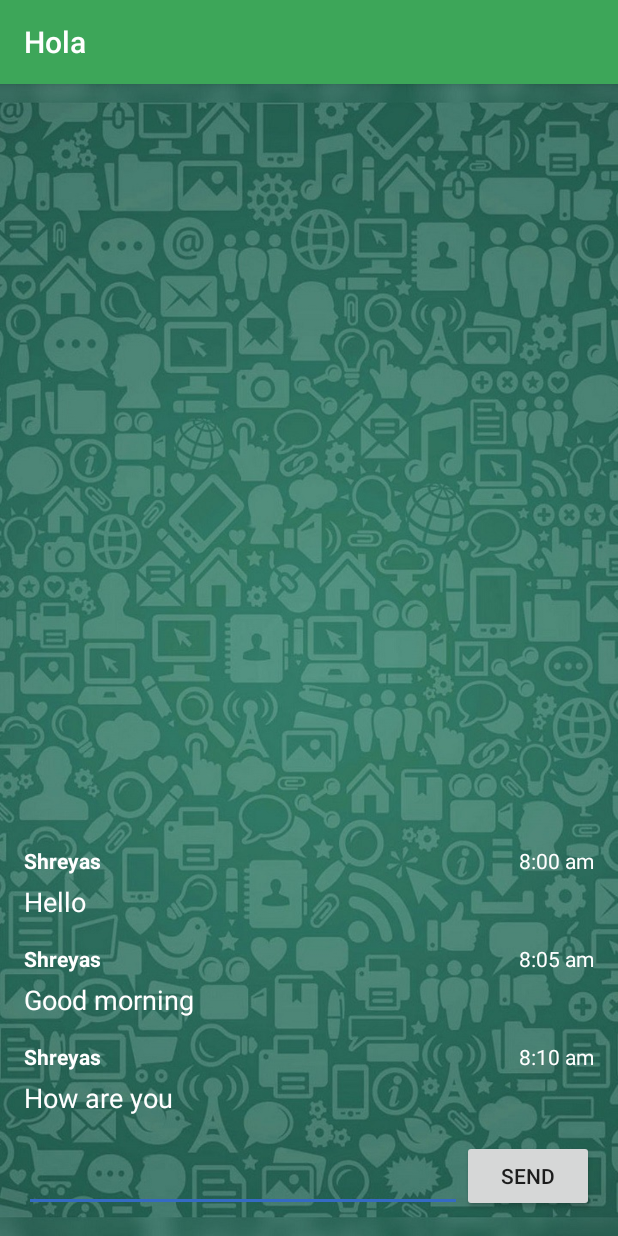
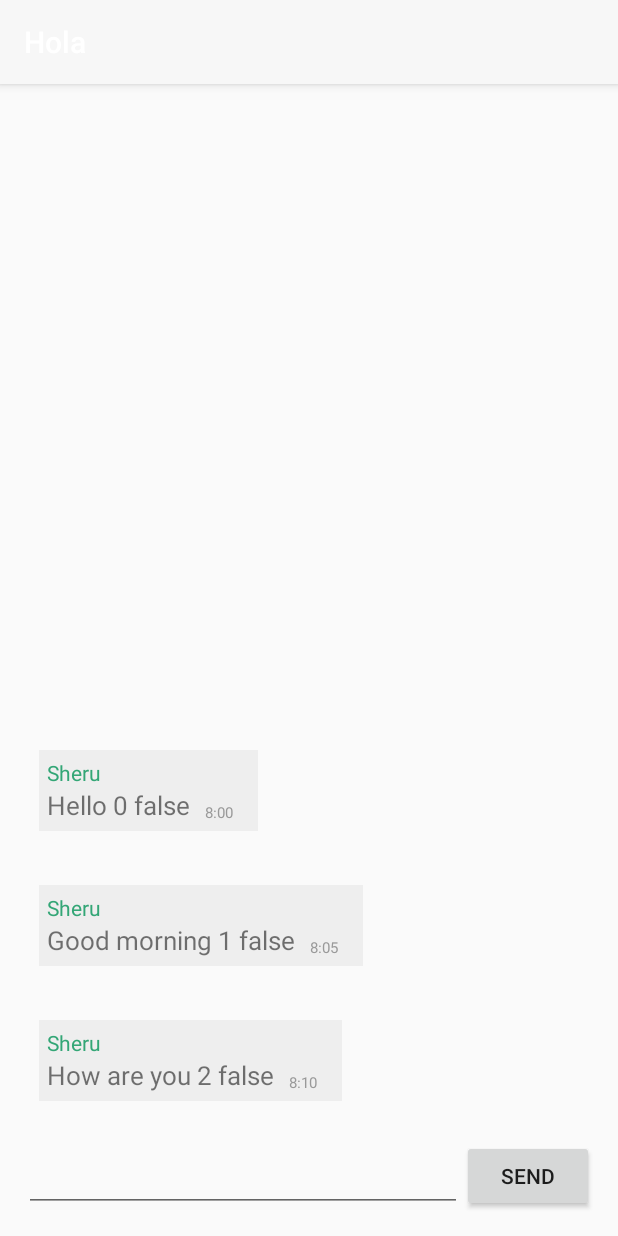
Before and after one commit to ShreyasDobhal/Hola, an Android app: the screen it shows after launch (MessagingPageActivity), after a tap on "Sheru", on a phone screen of 412 x 824 dp. Run offline under Robolectric (Android 15) with nearby library versions, the phone set to English and light mode, and no system bars.

Commit message:
Basic Chatting interface implemented

```diff
--- a/app/src/main/AndroidManifest.xml
+++ b/app/src/main/AndroidManifest.xml
@@ -8,7 +8,9 @@
         android:label="@string/app_name"
         android:roundIcon="@mipmap/ic_launcher_round"
         android:supportsRtl="true"
+        android:titleTextColor="@color/colorTitle"
         android:theme="@style/AppTheme">
+
         <activity android:name=".MainActivity">
             <intent-filter>
                 <action android:name="android.intent.action.MAIN" />
--- a/app/src/main/java/com/example/shreyas/hola/ChatMessageAdapter.java
+++ b/app/src/main/java/com/example/shreyas/hola/ChatMessageAdapter.java
@@ -1,17 +1,23 @@
 package com.example.shreyas.hola;
 
 import android.content.Context;
+import android.util.Log;
+import android.view.Gravity;
 import android.view.LayoutInflater;
 import android.view.View;
 import android.view.ViewGroup;
 import android.widget.ArrayAdapter;
+import android.widget.LinearLayout;
+import android.widget.RelativeLayout;
 import android.widget.TextView;
+import android.widget.Toast;
 
 import org.w3c.dom.Text;
 
 import java.util.ArrayList;
 
 public class ChatMessageAdapter extends ArrayAdapter<ChatMessage> {
+
 
     public ChatMessageAdapter(Context context, ArrayList<ChatMessage> chatMessages) {
         super(context,0,chatMessages);
@@ -22,16 +28,23 @@ public class ChatMessageAdapter extends ArrayAdapter<ChatMessage> {
         View listItemView = convertView;
 
         if(listItemView == null) {
-            listItemView = LayoutInflater.from(getContext()).inflate(
-                    R.layout.message_listitem, parent, false);
+            listItemView = LayoutInflater.from(getContext()).inflate(R.layout.message_listitem, parent, false);
+        }
+
+        RelativeLayout msgBlock = (RelativeLayout) listItemView.findViewById(R.id.message_component);
+        if (getItem(position).getIsMessageSent()) {
+            msgBlock.setGravity(Gravity.RIGHT | Gravity.END);
+        }else{
+            msgBlock.setGravity(Gravity.LEFT | Gravity.START);
         }
         ChatMessage chatMessage = getItem(position);
         TextView msgTxt = (TextView) listItemView.findViewById(R.id.message_text);
-        msgTxt.setText(chatMessage.getMessageText());
+        msgTxt.setText(chatMessage.getMessageText()+" "+position+" "+getItem(position).getIsMessageSent());
         TextView userTxt = (TextView) listItemView.findViewById(R.id.message_user);
         userTxt.setText(chatMessage.getMessageUser());
         TextView timeTxt = (TextView) listItemView.findViewById(R.id.message_time);
         timeTxt.setText(chatMessage.getMessageTime());
+
 //        ImageView img = (ImageView)listItemView.findViewById(R.id.image);
 //        img.setImageResource(contact.getDisplayImgPath());
 
--- a/app/src/main/java/com/example/shreyas/hola/ContactDisplay.java
+++ b/app/src/main/java/com/example/shreyas/hola/ContactDisplay.java
@@ -1,6 +1,8 @@
 package com.example.shreyas.hola;
 
-public class ContactDisplay {
+import java.io.Serializable;
+
+public class ContactDisplay implements Serializable {
     private String name;
     private int displayImgPath;
     public ContactDisplay(String name) {
--- a/app/src/main/java/com/example/shreyas/hola/MainActivity.java
+++ b/app/src/main/java/com/example/shreyas/hola/MainActivity.java
@@ -29,15 +29,11 @@ public class MainActivity extends AppCompatActivity {
         ListView listView = (ListView) findViewById(R.id.list);
         listView.setAdapter(itemsAdapter);
 
-//        Toast.makeText(getApplicationContext(),"Welcome",Toast.LENGTH_SHORT);
-
         listView.setOnItemClickListener(new AdapterView.OnItemClickListener() {
             @Override
             public void onItemClick(AdapterView<?> adapterView, View view, int i, long l) {
-//                Toast.makeText(getApplicationContext(),contacts.get(i).getName(),Toast.LENGTH_SHORT);
-//                Log.e("ERROR","Toast didn't appear for "+contacts.get(i).getName());
-//                Toast.makeText(getApplicationContext(),"Hello "+contacts.get(i).getName(),Toast.LENGTH_SHORT).show();
                 Intent intent = new Intent(MainActivity.this,MessagingPageActivity.class);
+                intent.putExtra("ContactDisplay",contacts.get(i));
                 MainActivity.this.startActivity(intent);
             }
         });
--- a/app/src/main/java/com/example/shreyas/hola/MessagingPageActivity.java
+++ b/app/src/main/java/com/example/shreyas/hola/MessagingPageActivity.java
@@ -2,37 +2,54 @@ package com.example.shreyas.hola;
 
 import android.support.v7.app.AppCompatActivity;
 import android.os.Bundle;
+import android.view.View;
+import android.widget.Button;
+import android.widget.EditText;
 import android.widget.ListView;
 import android.widget.RelativeLayout;
 import android.widget.Toast;
 
 import java.util.ArrayList;
-//import android.support.design.widget.FloatingActionButton;
 
 public class MessagingPageActivity extends AppCompatActivity {
 
     private static int SIGN_IN_REQUEST_CODE=1;
-//    private FirebaseListAdapter<ChatMessage> adapter;
+    private ContactDisplay otherUser;
     RelativeLayout activity_main;
-//    FloatingActionButton fab;
 
     @Override
     protected void onCreate(Bundle savedInstanceState) {
         super.onCreate(savedInstanceState);
         setContentView(R.layout.message_page);
 
-        String otherContact = "Shreyas";
+        otherUser = (ContactDisplay) getIntent().getSerializableExtra("ContactDisplay");
+
+        String otherContact = otherUser.getName();
         String messages[] = {"Hello","Good morning","How are you"};
-        String time[] = {"8:00 am","8:05 am","8:10 am"};
+        String time[] = {"8:00","8:05","8:10"};
         final ArrayList<ChatMessage> chatMessages = new ArrayList<>();
         for (int i=0;i<messages.length;i++) {
             chatMessages.add(new ChatMessage(messages[i],otherContact,time[i]));
         }
 
-        ChatMessageAdapter itemsAdapter = new ChatMessageAdapter(this, chatMessages);
-        ListView listView = (ListView) findViewById(R.id.list_of_message);
+        final ChatMessageAdapter itemsAdapter = new ChatMessageAdapter(this, chatMessages);
+        final ListView listView = (ListView) findViewById(R.id.list_of_message);
         listView.setAdapter(itemsAdapter);
 
-        Toast.makeText(getApplicationContext(),"Messaging Page",Toast.LENGTH_SHORT).show();
+        final EditText txtInput = (EditText) findViewById(R.id.inputtxt);
+        Button sendBtn = (Button) findViewById(R.id.sendbtn);
+
+        sendBtn.setOnClickListener(new View.OnClickListener() {
+            @Override
+            public void onClick(View view) {
+                String msg = txtInput.getText().toString();
+                if (msg.length()>0) {
+                    msg = msg.trim();
+                    chatMessages.add(new ChatMessage(msg,"You",timeStamp.getTime(),true));
+                    itemsAdapter.notifyDataSetChanged();
+                    txtInput.setText("");
+                }
+            }
+        });
     }
 }
--- a/app/src/main/res/layout/activity_main.xml
+++ b/app/src/main/res/layout/activity_main.xml
@@ -5,5 +5,4 @@
     android:orientation="vertical"
     android:layout_width="match_parent"
     android:layout_height="match_parent"
-    android:background="@drawable/wallpaper"
     tools:context="com.example.shreyas.hola.MainActivity"/>
--- a/app/src/main/res/layout/contactname_listitem.xml
+++ b/app/src/main/res/layout/contactname_listitem.xml
@@ -23,9 +23,8 @@
             android:text="Contact Name"
             android:id="@+id/contactName_textview"
             android:textSize="20sp"
-            android:textColor="@android:color/white"
-            android:padding="15dp"
-            />
+            android:textColor="@color/colorText"
+            android:padding="15dp"/>
 
     </LinearLayout>
 
--- a/app/src/main/res/layout/message_listitem.xml
+++ b/app/src/main/res/layout/message_listitem.xml
@@ -2,35 +2,53 @@
 <RelativeLayout xmlns:android="http://schemas.android.com/apk/res/android"
     android:layout_width="match_parent"
     android:layout_height="match_parent"
+    android:id="@+id/message_component"
     android:stackFromBottom="true">
-    <TextView
-        android:layout_alignParentTop="true"
-        android:layout_alignParentStart="true"
-        android:id="@+id/message_user"
-        android:textStyle="normal|bold"
+
+    <LinearLayout
         android:layout_width="wrap_content"
         android:layout_height="wrap_content"
-        android:textColor="@android:color/white"
-        android:text="Unknown"/>
+        android:orientation="vertical"
+        android:id="@+id/message_block"
+        android:layout_alignParentTop="true"
+        android:layout_marginTop="10dp"
+        android:layout_marginBottom="10dp"
+        android:layout_marginRight="10dp"
+        android:layout_marginLeft="10dp"
+        android:background="@color/colorMessageBackground"
+        android:padding="5dp">
 
         <TextView
-        android:layout_alignParentBottom="@+id/message_user"
-        android:layout_alignParentEnd="true"
-        android:id="@+id/message_time"
             android:layout_width="wrap_content"
             android:layout_height="wrap_content"
-        android:textColor="@android:color/white"
-        android:text="8:00 am"/>
+            android:id="@+id/message_user"
+            android:text="You"
+            android:layout_marginRight="4dp"
+            android:textColor="@color/colorNameText"/>
 
+        <LinearLayout
+            android:orientation="horizontal"
+            android:layout_width="wrap_content"
+            android:layout_height="wrap_content">
             <TextView
-        android:layout_alignParentStart="true"
-        android:layout_marginTop="5dp"
-        android:layout_below="@+id/message_user"
-        android:textAppearance="@style/TextAppearance.AppCompat.Body1"
-        android:textSize="18sp"
-        android:id="@+id/message_text"
                 android:layout_width="wrap_content"
                 android:layout_height="wrap_content"
-        android:textColor="@android:color/white"
-        android:text="Sample Message"/>
+                android:text="Hello"
+                android:textSize="17sp"
+                android:id="@+id/message_text"
+                android:layout_marginRight="40dp"/>
+            <TextView
+                android:layout_width="wrap_content"
+                android:layout_height="wrap_content"
+                android:text="10:52"
+                android:id="@+id/message_time"
+                android:textColor="#999"
+                android:textSize="10dp"
+                android:layout_marginLeft="-30dp"
+                android:layout_gravity="bottom"/>
+        </LinearLayout>
+
+    </LinearLayout>
+
+
 </RelativeLayout>
--- a/app/src/main/res/layout/message_page.xml
+++ b/app/src/main/res/layout/message_page.xml
@@ -9,60 +9,46 @@
     android:paddingLeft="16dp"
     android:paddingRight="16dp"
     android:paddingTop="16dp"
-    android:background="@drawable/wallpaper"
+    android:descendantFocusability="beforeDescendants"
+    android:focusableInTouchMode="true"
     tools:context=".MessagingPageActivity">
-
-    <!--
-    <TextView
-        android:layout_width="wrap_content"
-        android:layout_height="wrap_content"
-        android:text="Hello World!" />
-    -->
 
     <Button
         android:layout_width="wrap_content"
         android:layout_height="wrap_content"
         android:clickable="true"
         android:src="@drawable/ic_send"
-        android:id="@+id/fab"
+        android:id="@+id/sendbtn"
         android:tint="@android:color/white"
         android:layout_alignParentBottom="true"
         android:layout_alignParentEnd="true"
-        android:text="Send"
-        />
+        android:text="Send"/>
+
     <EditText
         android:layout_width="match_parent"
         android:layout_height="wrap_content"
-        android:layout_toLeftOf="@+id/fab"
+        android:layout_toLeftOf="@+id/sendbtn"
         android:layout_alignParentBottom="true"
-        android:id="@+id/input"
-        android:textColor="@android:color/white"
+        android:id="@+id/inputtxt"
+        android:textColor="@color/colorText"
+        android:inputType="textCapSentences"
         android:layout_alignParentStart="true"/>
 
     <ListView
         android:id="@+id/list_of_message"
         android:stackFromBottom="true"
+        android:transcriptMode="alwaysScroll"
         android:layout_alignParentTop="true"
         android:layout_alignParentStart="true"
-        android:layout_above="@+id/fab"
+        android:layout_above="@+id/sendbtn"
         android:dividerHeight="16dp"
         android:divider="@android:color/transparent"
         android:layout_marginBottom="16dp"
         android:layout_width="match_parent"
         android:layout_height="match_parent"
+
         android:textColor="@android:color/white">
+
     </ListView>
+
 </RelativeLayout>
-
-
-
-
-
-<!--
-<?xml version="1.0" encoding="utf-8"?>
-<android.support.constraint.ConstraintLayout
-    xmlns:android="http://schemas.android.com/apk/res/android" android:layout_width="match_parent"
-    android:layout_height="match_parent">
-
-</android.support.constraint.ConstraintLayout>
--->
--- a/app/src/main/res/values/colors.xml
+++ b/app/src/main/res/values/colors.xml
@@ -1,6 +1,10 @@
 <?xml version="1.0" encoding="utf-8"?>
 <resources>
-    <color name="colorPrimary">#3da659</color>
-    <color name="colorPrimaryDark">#368f4e</color>
+    <color name="colorPrimary">#f7f7f7</color>
+    <color name="colorPrimaryDark">#bab6b6</color>
     <color name="colorAccent">#356ac4</color>
+    <color name="colorTitle">#212020</color>
+    <color name="colorText">#212020</color>
+    <color name="colorNameText">#33a676</color>
+    <color name="colorMessageBackground">#eee</color>
 </resources>
```
Also changed, not shown: app/src/main/java/com/example/shreyas/hola/ChatMessage.java (+12 -3 lines), app/src/main/java/com/example/shreyas/hola/timeStamp.java (added, +20 -0 lines), app/src/main/res/values/styles.xml (+15 -0 lines). Lines whose indentation alone changed are shown as unchanged.
